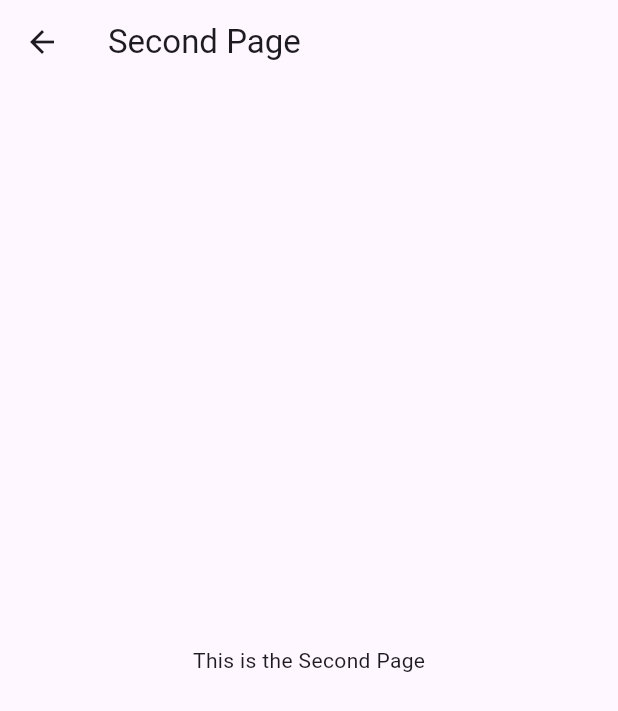
After one commit to raihansikdar/flutter_animation_tutorial, a Flutter app: the screen it shows after launch, after a tap on "Go to Second Page", on a phone screen of 412 x 824 dp. The commit adds this screen. Shown: the top 711 px of the screen. Run offline on Flutter 3.47's test engine with Material 3 defaults, Android fonts, the phone set to English and light mode, and no system bars.

Commit message:
page rought  animation

```diff
--- a/lib/main.dart
+++ b/lib/main.dart
@@ -6,6 +6,7 @@ import 'package:flutter_animation_tutorial/animated_opacity_screen.dart';
 import 'package:flutter_animation_tutorial/animated_position_screen.dart';
 import 'package:flutter_animation_tutorial/gridview_animation_screen.dart';
 import 'package:flutter_animation_tutorial/listview_animation_screen.dart';
+import 'package:flutter_animation_tutorial/page_routing_animation.dart';
 import 'package:flutter_animation_tutorial/rotation_transition_screen.dart';
 
 void main() {
@@ -24,7 +25,7 @@ class MyApp extends StatelessWidget {
         colorScheme: ColorScheme.fromSeed(seedColor: Colors.deepPurple),
         useMaterial3: true,
       ),
-      home: const GridViewAnimationScreen(),
+      home:  FirstPage(),
 
     );
   }
--- /dev/null
+++ b/lib/page_routing_animation.dart
@@ -0,0 +1,133 @@
+// import 'package:flutter/material.dart';
+//
+// class FirstPage extends StatelessWidget {
+//   const FirstPage({super.key});
+//
+//   @override
+//   Widget build(BuildContext context) {
+//     return Scaffold(
+//       appBar: AppBar(title: const Text('First Page'),backgroundColor: Colors.blue,),
+//       body: Center(
+//         child: ElevatedButton(
+//           onPressed: () {
+//             Navigator.of(context).push(_createRoute());
+//           },
+//           child: const Text('Go to Second Page'),
+//         ),
+//       ),
+//     );
+//   }
+//
+//   Route _createRoute() {
+//     return PageRouteBuilder(
+//       pageBuilder: (context, animation, secondaryAnimation) => const SecondPage(),
+//       transitionDuration: const Duration(seconds: 2), // Set duration here
+//       transitionsBuilder: (context, animation, secondaryAnimation, child) {
+//         const begin = Offset(1.0, 0.0); // Slide in from the right
+//         const end = Offset.zero;        // End position
+//         const curve = Curves.ease;
+//
+//         var tween = Tween(begin: begin, end: end).chain(CurveTween(curve: curve));
+//         var offsetAnimation = animation.drive(tween);
+//
+//         return SlideTransition(
+//           position: offsetAnimation,
+//           child: child,
+//         );
+//       },
+//     );
+//
+//   }
+// }
+//
+// class SecondPage extends StatelessWidget {
+//   const SecondPage({super.key});
+//
+//   @override
+//   Widget build(BuildContext context) {
+//     return Scaffold(
+//       appBar: AppBar(title: const Text('Second Page'),backgroundColor: Colors.red,),
+//       body: const Center(
+//         child: Text('This is the Second Page'),
+//       ),
+//     );
+//   }
+// }
+import 'package:flutter/material.dart';
+
+class FirstPage extends StatelessWidget {
+  const FirstPage({super.key});
+
+  @override
+  Widget build(BuildContext context) {
+    return Scaffold(
+      appBar: AppBar(title: const Text('First Page')),
+      body: Center(
+        child: Column(
+          mainAxisAlignment: MainAxisAlignment.center,
+          children: [
+            ElevatedButton(
+              onPressed: () {
+                Navigator.of(context).push(_createRoute(const SecondPage()));
+              },
+              child: const Text('Go to Second Page'),
+            ),
+            ElevatedButton(
+              onPressed: () {
+                Navigator.of(context).push(_createRoute(const ThirdPage()));
+              },
+              child: const Text('Go to Third Page'),
+            ),
+          ],
+        ),
+      ),
+    );
+  }
+
+  Route _createRoute(Widget page) {
+    return PageRouteBuilder(
+      pageBuilder: (context, animation, secondaryAnimation) => page,
+      transitionsBuilder: (context, animation, secondaryAnimation, child) {
+        const begin = Offset(1.0, 0.0);
+        const end = Offset.zero;
+        const curve = Curves.ease;
+
+        var tween = Tween(begin: begin, end: end).chain(CurveTween(curve: curve));
+        var offsetAnimation = animation.drive(tween);
+
+        return SlideTransition(
+          position: offsetAnimation,
+          child: child,
+        );
+      },
+    );
+  }
+}
+
+class SecondPage extends StatelessWidget {
+  const SecondPage({super.key});
+
+  @override
+  Widget build(BuildContext context) {
+    return Scaffold(
+      appBar: AppBar(title: const Text('Second Page')),
+      body: const Center(
+        child: Text('This is the Second Page'),
+      ),
+    );
+  }
+}
+
+class ThirdPage extends StatelessWidget {
+  const ThirdPage({super.key});
+
+  @override
+  Widget build(BuildContext context) {
+    return Scaffold(
+      appBar: AppBar(title: const Text('Third Page')),
+      body: const Center(
+        child: Text('This is the Third Page'),
+      ),
+    );
+  }
+}
```
